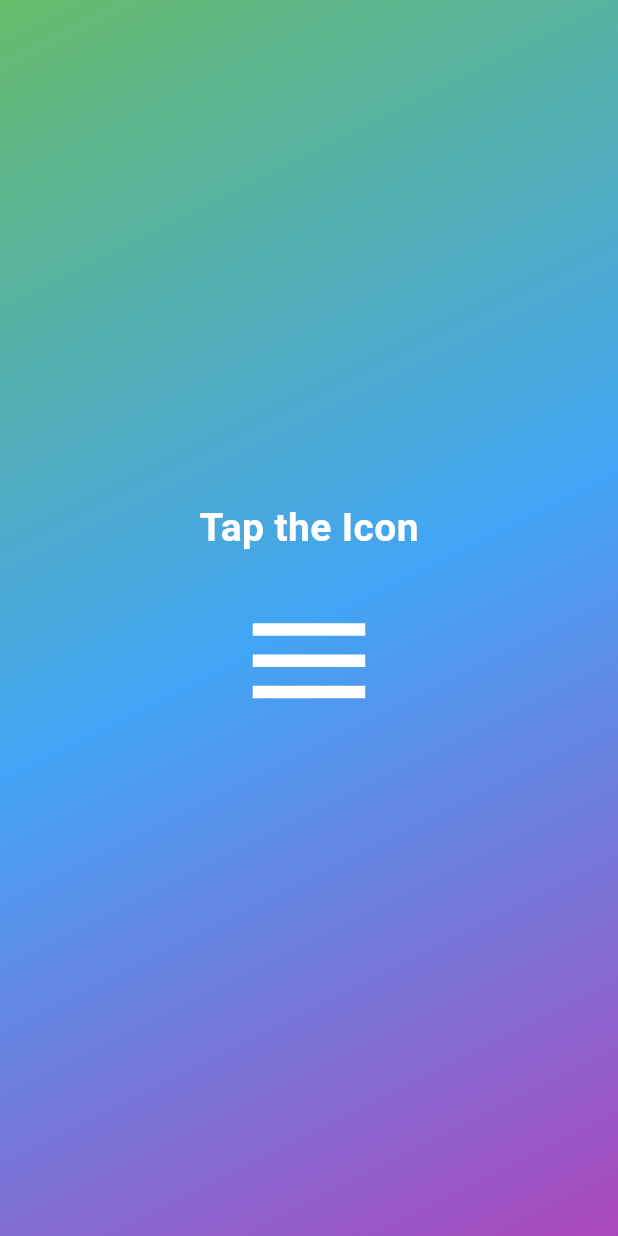
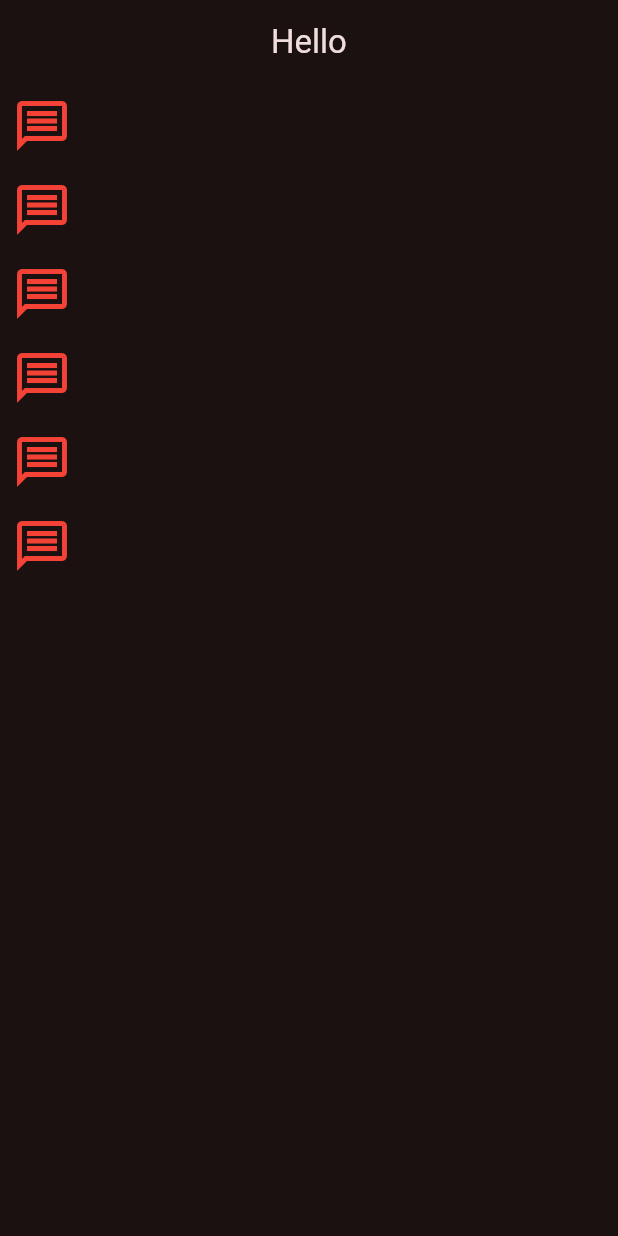
Before and after one commit to ozcann159/flutter_tricks, a Flutter app: the screen it shows after launch, on a phone screen of 412 x 824 dp. Run offline on Flutter 3.47's test engine with Material 3 defaults, Android fonts, the phone set to English and light mode, and no system bars.

Commit message:
icon, button learn

```diff
--- /dev/null
+++ b/lib/101/icon_learn.dart
@@ -0,0 +1,70 @@
+import 'package:flutter/material.dart';
+
+class IconLearn extends StatelessWidget {
+  const IconLearn({super.key});
+
+  @override
+  Widget build(BuildContext context) {
+    return Scaffold(
+      appBar: AppBar(
+        title: Text('Hello'),
+      ),
+      body: Column(
+        children: [
+          IconButton(
+            onPressed: () {},
+            icon: Icon(
+              Icons.message_outlined,
+              color: Colors.red,
+              size: 40,
+            ),
+          ),
+          IconButton(
+            onPressed: () {},
+            icon: Icon(
+              Icons.message_outlined,
+              color: Colors.red,
+              size: 40,
+            ),
+          ),
+          IconButton(
+            onPressed: () {},
+            icon: Icon(
+              Icons.message_outlined,
+              color: Colors.red,
+              size: 40,
+            ),
+          ),
+          IconButton(
+            onPressed: () {},
+            icon: Icon(
+              Icons.message_outlined,
+              color: Colors.red,
+              size: 40,
+            ),
+          ),
+          IconButton(
+            onPressed: () {},
+            icon: Icon(
+              Icons.message_outlined,
+              color: Colors.red,
+              size: 40,
+            ),
+          ),
+          IconButton(
+            onPressed: () {},
+            icon: Icon(
+              Icons.message_outlined,
+              color: Colors.red,
+              size: 40,
+            ),
+          ),
+        ],
+      ),
+    );
+  }
+}
+
+class IconSizes {
+  final int icon
+}
--- a/lib/main.dart
+++ b/lib/main.dart
@@ -1,8 +1,6 @@
 import 'package:flutter/material.dart';
-import 'package:flutter_tricks/widgets/animated.dart';
-
-import 'package:flutter_tricks/widgets/date_picker.dart';
-import 'package:flutter_tricks/widgets/drawer.dart';
+import 'package:flutter_tricks/101/icon_learn.dart';
+import 'package:flutter_tricks/utils/theme/themes.dart';
 
 void main() {
   runApp(const MainApp());
@@ -13,9 +11,10 @@ class MainApp extends StatelessWidget {
 
   @override
   Widget build(BuildContext context) {
-    return const MaterialApp(
+    return MaterialApp(
       debugShowCheckedModeBanner: false,
-      home: Animated(),
+      theme: darkTheme,
+      home: const IconLearn(),
     );
   }
 }
--- /dev/null
+++ b/lib/utils/theme/themes.dart
@@ -0,0 +1,31 @@
+import 'package:flutter/material.dart';
+
+final ThemeData lightTheme = ThemeData(
+    brightness: Brightness.light,
+    useMaterial3: true,
+    textTheme: const TextTheme(
+      displayLarge: TextStyle(fontSize: 32, fontWeight: FontWeight.bold),
+      bodyLarge: TextStyle(fontSize: 18, color: Colors.black87),
+    ),
+    appBarTheme: const AppBarTheme(
+      centerTitle: true,
+      color: Colors.green,
+      iconTheme: IconThemeData(color: Colors.white),
+    ),
+    colorScheme: ColorScheme.fromSeed(seedColor: Colors.blue));
+
+ThemeData darkTheme = ThemeData(
+  textTheme: const TextTheme(
+    displayLarge: TextStyle(fontSize: 32, fontWeight: FontWeight.bold),
+    bodyLarge: TextStyle(fontSize: 18, color: Colors.white70),
+  ),
+  appBarTheme: const AppBarTheme(
+    centerTitle: true,
+    color: Colors.transparent,
+    iconTheme: IconThemeData(color: Colors.white),
+  ),
+  colorScheme: ColorScheme.fromSeed(
+    seedColor: Colors.red,
+    brightness: Brightness.dark,
+  ),
+);
--- a/pubspec.yaml
+++ b/pubspec.yaml
@@ -9,6 +9,7 @@ environment:
 dependencies:
   flutter:
     sdk: flutter
+  google_fonts: ^6.2.1
 
 dev_dependencies:
   flutter_test:
@@ -20,3 +21,4 @@ flutter:
 
   assets:
     - assets/images/
+    - assets/animations/
```
Also changed, not shown: lib/101/button_learn.dart (added, +15 -0 lines), lib/widgets/choice_chip.dart (added, +100 -0 lines), lib/widgets/home_screen.dart (added, +24 -0 lines), pubspec.lock, 2 other files.
